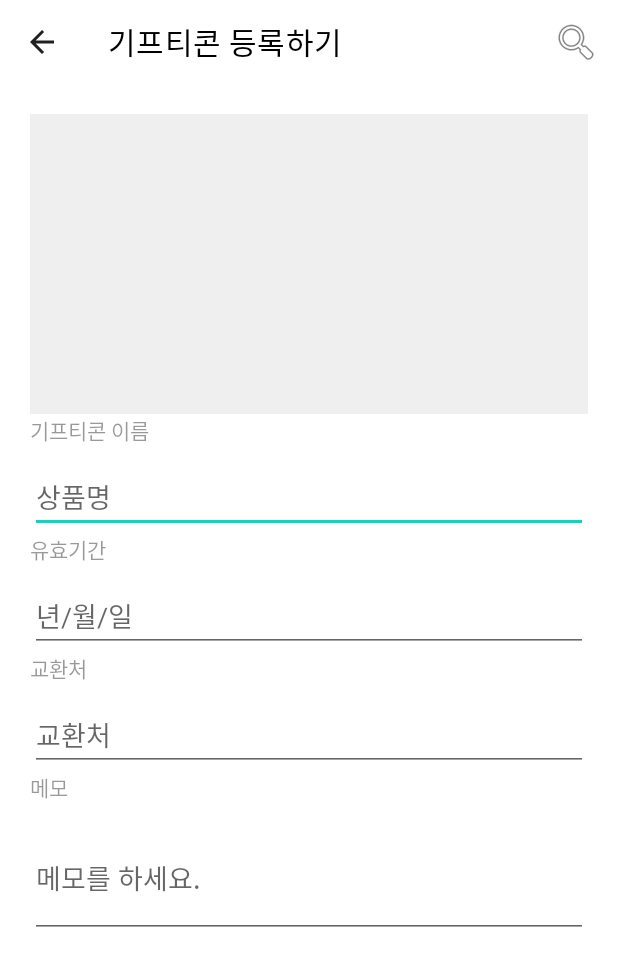
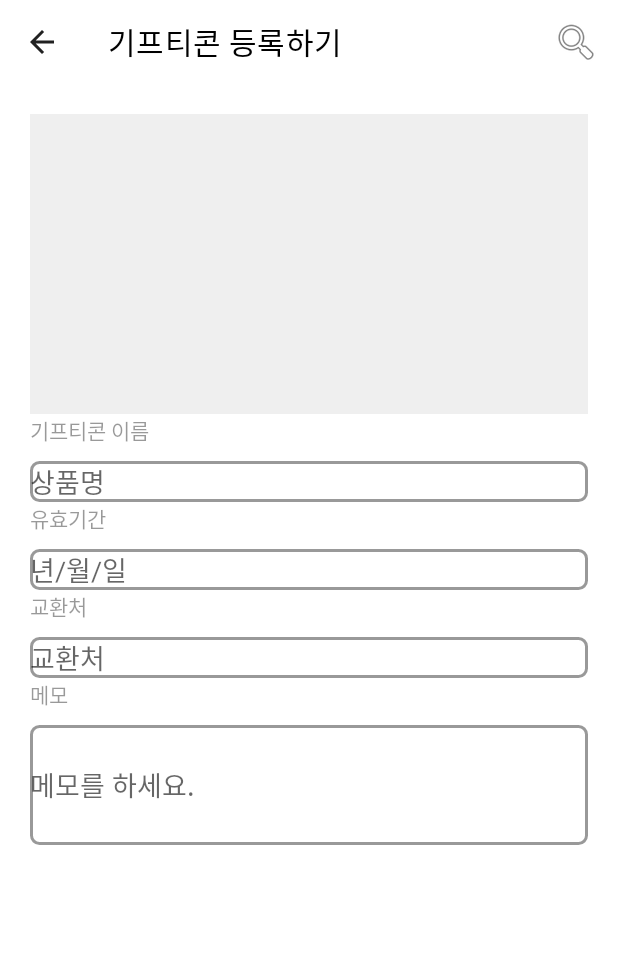
Before and after one commit to seonggg/Giftimoa, an Android app: the RegistActivity screen opened directly, with no data from a screen before it, on a phone screen of 412 x 824 dp. Shown: the top 966 px of the screen. Run offline under Robolectric (Android 15) with nearby library versions, the phone set to English and light mode, and no system bars; libraries missing offline, so code that uses them is left out: com.googlecode.tesseract.

```diff
--- /dev/null
+++ b/app/src/main/res/drawable-v24/editbox_border.xml
@@ -0,0 +1,16 @@
+<?xml version="1.0" encoding="utf-8"?>
+<shape xmlns:android="http://schemas.android.com/apk/res/android"
+    android:shape="rectangle"
+    android:padding="10dp">
+            <solid
+                android:color="#ffffff"/>
+            <corners
+                android:bottomLeftRadius="5dp"
+                android:bottomRightRadius="5dp"
+                android:topLeftRadius="5dp"
+                android:topRightRadius="5dp"/>
+            <stroke
+                android:width="2dp"
+                android:color="@color/colorText"/>
+
+</shape>
--- a/app/src/main/res/layout/activity_regist.xml
+++ b/app/src/main/res/layout/activity_regist.xml
@@ -45,6 +45,8 @@
             android:id="@+id/name_edit"
             android:layout_width="match_parent"
             android:layout_height="wrap_content"
+            android:textColor="@color/black"
+            android:background="@drawable/editbox_border"
             android:hint="상품명"/>
 
         <TextView
@@ -59,6 +61,8 @@
             android:id="@+id/time_edit"
             android:layout_width="match_parent"
             android:layout_height="wrap_content"
+            android:textColor="@color/black"
+            android:background="@drawable/editbox_border"
             android:hint="년/월/일"/>
 
         <TextView
@@ -73,6 +77,8 @@
             android:id="@+id/place_edit"
             android:layout_width="match_parent"
             android:layout_height="wrap_content"
+            android:textColor="@color/black"
+            android:background="@drawable/editbox_border"
             android:hint="교환처"/>
 
         <TextView
@@ -87,6 +93,8 @@
             android:id="@+id/memo_edit"
             android:layout_width="match_parent"
             android:layout_height="80dp"
+            android:textColor="@color/black"
+            android:background="@drawable/editbox_border"
             android:hint="메모를 하세요."/>
 
 
```
